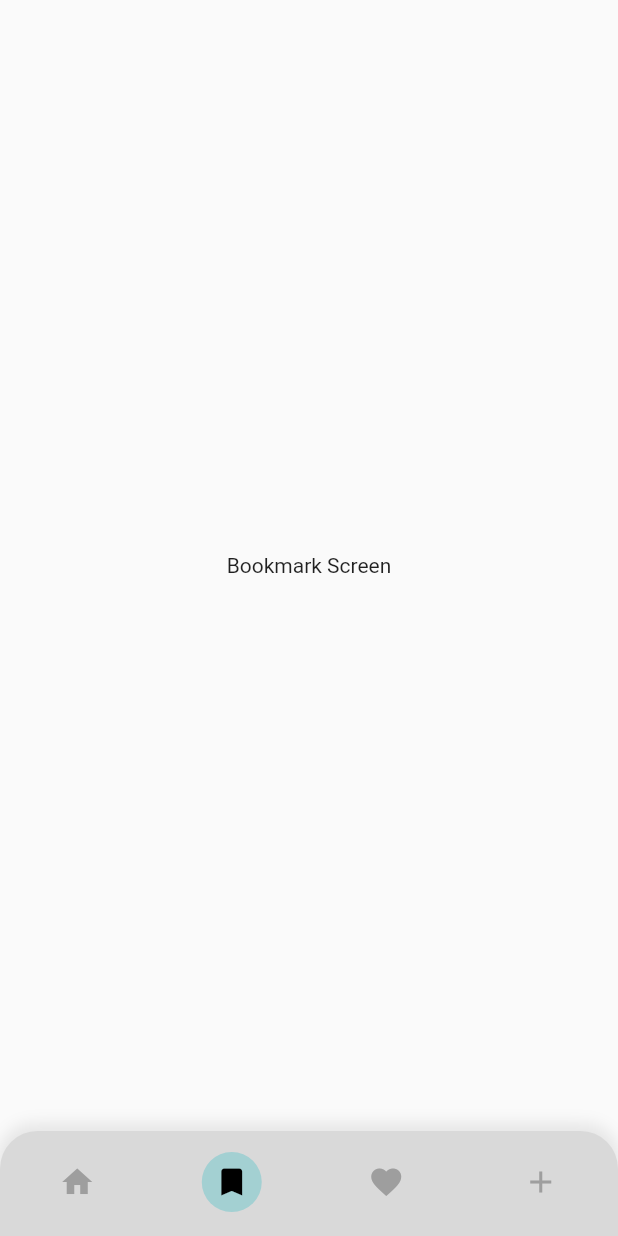
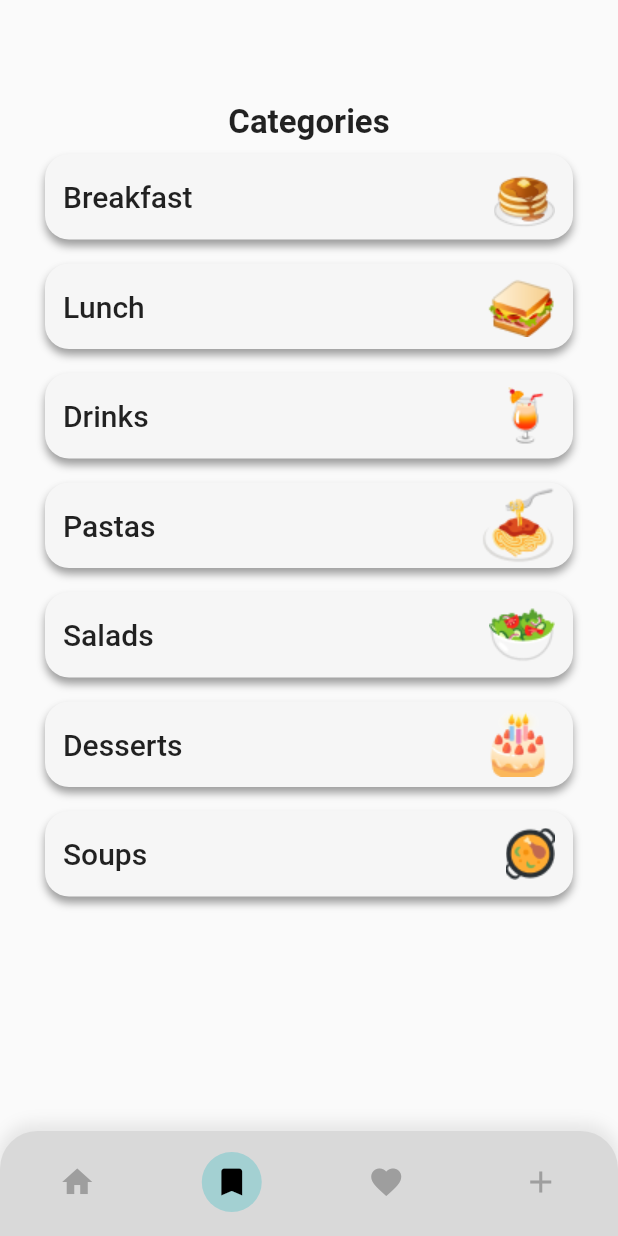
Before and after one commit to mostafaramadanhamed/rcipe_app, a Flutter app: the screen it shows after launch, item 2 of the bottom bar chosen, on a phone screen of 412 x 824 dp. Run offline on Flutter 3.47's test engine with Material 2 defaults, Android fonts, the phone set to English and light mode, and no system bars; network calls fail.

Commit message:
add category screen

```diff
--- a/lib/core/constant/app_assets.dart
+++ b/lib/core/constant/app_assets.dart
@@ -1,4 +1,11 @@
 class AppAssets{
   static const kSplashBackgroundImage='assets/images/image 8.png';
   static const kSplashImage='assets/images/Ellipse 10.png';
+  static const kBreakfastImage='assets/images/breakfast.png';
+  static const kLunchImage='assets/images/lunch.png';
+  static const kDrinksImage='assets/images/drinks.png';
+  static const kSaladsImage='assets/images/salads.png';
+  static const kPastasImage='assets/images/pastas.png';
+  static const kDessertsImage='assets/images/desserts.png';
+  static const kSoupsImage='assets/images/soups.png';
 }
--- a/lib/core/constant/app_color.dart
+++ b/lib/core/constant/app_color.dart
@@ -7,4 +7,5 @@ class AppColor{
   static const kTextFiledBorderColor=Color(0xff00B4BF);
   static const kBottomNavBarColor=Color(0xffD9D9D9);
   static const kBottomNavBarItemColor=Color(0xff00B4BF);
+  static const kCategoryColor=Color(0xffF6F6F6);
 }
--- a/lib/core/constant/app_strings.dart
+++ b/lib/core/constant/app_strings.dart
@@ -5,4 +5,12 @@ class AppString{
   static const kTitleBar='What is in your kitchen?';
   static const kSubTitleBar='Enter some ingredients';
   static const kHintText='Type your ingredients';
+  static const kCategoryTitle='Categories';
+  static const kCategoryBreakfast='Breakfast';
+  static const kCategoryLunch='Lunch';
+  static const kCategoryDrinks='Drinks';
+  static const kCategoryPastas='Pastas';
+  static const kCategorySalads='Salads';
+  static const kCategoryDesserts='Desserts';
+  static const kCategorySoups='Soups';
 }
--- /dev/null
+++ b/lib/presentation/screens/category_screen.dart
@@ -0,0 +1,87 @@
+import 'package:flutter/material.dart';
+import 'package:rcipe_app/core/constant/app_assets.dart';
+import 'package:rcipe_app/core/constant/app_color.dart';
+
+import '../../core/constant/app_strings.dart';
+
+class BookmarkScreen extends StatelessWidget {
+   BookmarkScreen({Key? key}) : super(key: key);
+final List<String>titles=[
+  AppString.kCategoryBreakfast,
+  AppString.kCategoryLunch,
+  AppString.kCategoryDrinks,
+  AppString.kCategoryPastas,
+  AppString.kCategorySalads,
+  AppString.kCategoryDesserts,
+  AppString.kCategorySoups,
+];final List<String>images=[
+  AppAssets.kBreakfastImage,
+  AppAssets.kLunchImage,
+  AppAssets.kDrinksImage,
+  AppAssets.kPastasImage,
+  AppAssets.kSaladsImage,
+  AppAssets.kDessertsImage,
+  AppAssets.kSoupsImage,
+];
+  @override
+  Widget build(BuildContext context) {
+    final size=MediaQuery.of(context).size;
+
+    return Padding(
+      padding: const EdgeInsets.symmetric(horizontal: 30),
+      child: Column(
+        children: [
+          SizedBox(
+            height: size.height/12,
+          ),
+          const Center(
+            child:  Text(AppString.kCategoryTitle,style: TextStyle(
+              fontSize: 22,
+              fontWeight: FontWeight.w600,
+            ),),
+          ),
+          Expanded(
+            child: ListView.builder(
+             // physics: NeverScrollableScrollPhysics(),
+              itemCount: 7,
+                itemBuilder: (context,index)=>item(
+                  image: images[index],
+                  title: titles[index],
+                )
+            ),
+          ),
+        ],
+      ),
+    );
+  }
+}
+Widget item({
+  required String title,
+  required String image,
+})=>Container(
+height:57,
+padding: const EdgeInsets.symmetric(horizontal: 12),
+margin: const EdgeInsets.symmetric(vertical: 8),
+decoration: BoxDecoration(
+boxShadow: const [
+BoxShadow(
+color: Colors.grey,
+offset: Offset(0,4), //(x,y)
+blurRadius: 4.0,
+),
+],
+color: AppColor.kCategoryColor,
+borderRadius: BorderRadius.circular(16)
+),
+child: Row(
+mainAxisAlignment: MainAxisAlignment.spaceBetween,
+children: [
+Text(title,style: const TextStyle(
+fontSize: 20,
+fontWeight: FontWeight.w500,
+),),
+
+ Image(image: AssetImage(image)),
+],
+),
+);
--- a/lib/presentation/screens/home_screen.dart
+++ b/lib/presentation/screens/home_screen.dart
@@ -20,7 +20,7 @@ class HomeScreen extends StatelessWidget {
           crossAxisAlignment: CrossAxisAlignment.start,
           children: [
             SizedBox(
-              height: size.height/10,
+              height: size.height/12,
             ),
             const Center(
               child:  Text(AppString.kSearch,style: TextStyle(
@@ -54,14 +54,7 @@ class HomeScreen extends StatelessWidget {
   }
 }
 
-class BookmarkScreen extends StatelessWidget {
-  @override
-  Widget build(BuildContext context) {
-    return Center(
-      child: Text('Bookmark Screen'),
-    );
-  }
-}
+
 
 class FavoriteScreen extends StatelessWidget {
   @override
--- a/lib/presentation/screens/main_screen.dart
+++ b/lib/presentation/screens/main_screen.dart
@@ -1,6 +1,7 @@
 import 'package:flutter/material.dart';
 import 'package:rcipe_app/core/constant/app_color.dart';
 
+import 'category_screen.dart';
 import 'home_screen.dart';
 
 class MainScreen extends StatefulWidget {
@@ -14,7 +15,7 @@ class MainScreen extends StatefulWidget {
 class _MainScreenState extends State<MainScreen> {
   int   _currentIndex=0 ;
   final List<Widget>pages=[
-    HomeScreen(),
+    const HomeScreen(),
     BookmarkScreen(),
     FavoriteScreen(),
     AddScreen(),
@@ -25,8 +26,8 @@ class _MainScreenState extends State<MainScreen> {
       bottomNavigationBar: Container(
         decoration: BoxDecoration(
         color: AppColor.kBottomNavBarColor,
-        borderRadius: BorderRadius.only(
-        topLeft: Radius.circular(25.0),
+        borderRadius: const BorderRadius.only(
+        topLeft: const Radius.circular(25.0),
     topRight: Radius.circular(25.0),
     ),
     boxShadow: [
@@ -34,7 +35,7 @@ class _MainScreenState extends State<MainScreen> {
     color: Colors.grey.withOpacity(0.22),
     spreadRadius: 2,
     blurRadius: 8,
-    offset: Offset(0, -3),
+    offset: const Offset(0, -3),
     ),
     ],
     ),
@@ -54,35 +55,35 @@ class _MainScreenState extends State<MainScreen> {
           },
           items: [
             BottomNavigationBarItem(
-              icon: Icon(Icons.home),
+              icon: const Icon(Icons.home),
               label: 'Home',
               activeIcon: CircleAvatar(
 
-                  backgroundColor: AppColor.kBottomNavBarItemColor.withOpacity(.25),child:Icon(Icons.home,color: Colors.black,), )
+                  backgroundColor: AppColor.kBottomNavBarItemColor.withOpacity(.25),child:const Icon(Icons.home,color: Colors.black,), )
             ),
             BottomNavigationBarItem(
-              icon: Icon(Icons.bookmark),
+              icon: const Icon(Icons.bookmark),
               label: 'Bookmark',
                 activeIcon: CircleAvatar(
 
                   backgroundColor: AppColor.kBottomNavBarItemColor.withOpacity(.25),
-                  child:Icon(Icons.bookmark,color: Colors.black,), ),
+                  child:const Icon(Icons.bookmark,color: Colors.black,), ),
             ),
             BottomNavigationBarItem(
-              icon: Icon(Icons.favorite),
+              icon: const Icon(Icons.favorite),
               label: 'Favorite',
               activeIcon: CircleAvatar(
 
                 backgroundColor: AppColor.kBottomNavBarItemColor.withOpacity(.25),
-                child:Icon(Icons.favorite,color: Colors.black,), ),
+                child:const Icon(Icons.favorite,color: Colors.black,), ),
             ),
             BottomNavigationBarItem(
-              icon: Icon(Icons.add),
+              icon: const Icon(Icons.add),
               label: 'Add',
               activeIcon: CircleAvatar(
 
                 backgroundColor: AppColor.kBottomNavBarItemColor.withOpacity(.25),
-                child:Icon(Icons.add,color: Colors.black,), ),
+                child:const Icon(Icons.add,color: Colors.black,), ),
             ),
           ],
         ),
```
Also changed, not shown: assets/images/breakfast.png (added), assets/images/desserts.png (added), assets/images/drinks.png (added), assets/images/lunch.png (added), assets/images/pastas.png (added), assets/images/salads.png (added), assets/images/soups.png (added).
